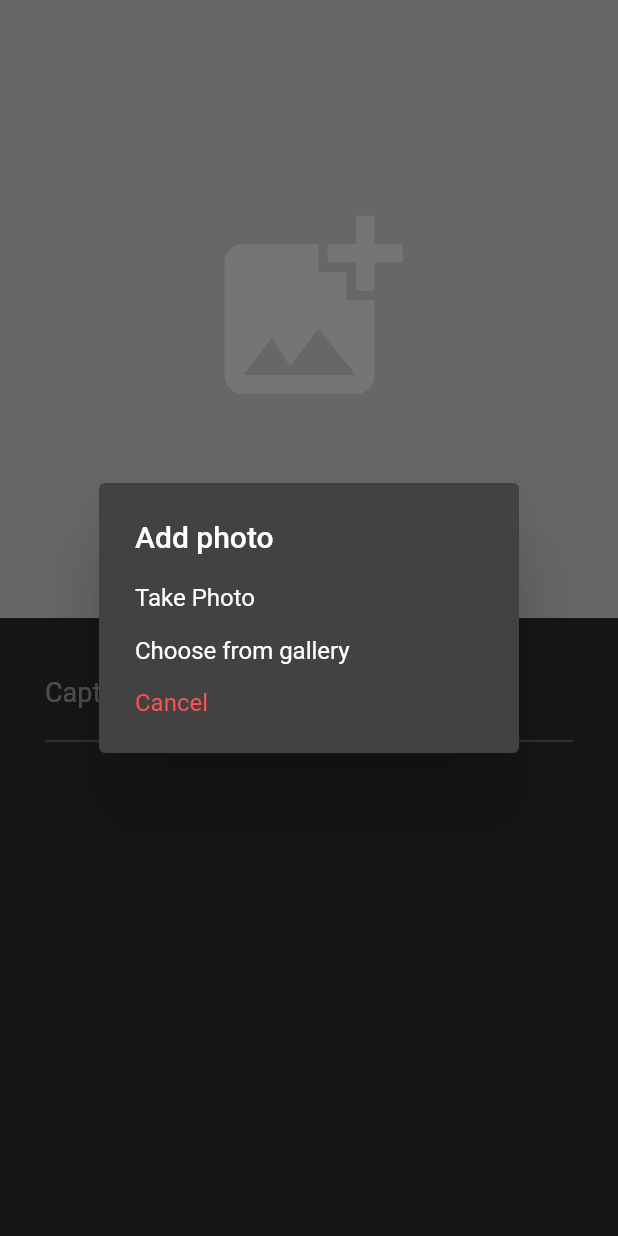
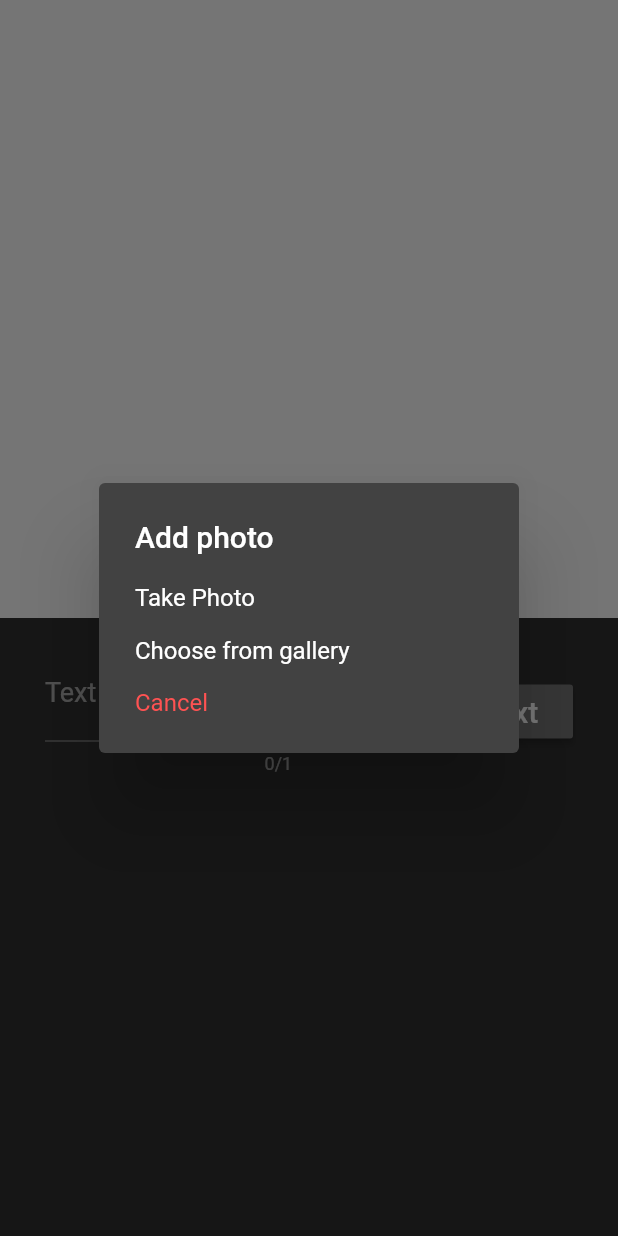
Before and after one commit to OmarDefaoui/MemeGenerator, a Flutter app: the PhotoGalleryScreen screen opened directly, after a tap on the "add photo alternate" icon, on a phone screen of 412 x 824 dp. Run offline on Flutter 3.47's test engine with Material 2 defaults, Android fonts, the phone set to English and light mode, and no system bars; our stand-ins replace cached_network_image, fancy_bottom_navigation, gallery_saver, image_cropper, image_picker, permission_handler and 2 more; missing offline and left inert: android_intent, esys_flutter_share, firebase_admob; accounts and stored records are empty; network calls fail.

Commit message:
Get PhotoGallery dcreen to work properly

```diff
--- a/lib/ui/screens/PhotoGalleryScreen.dart
+++ b/lib/ui/screens/PhotoGalleryScreen.dart
@@ -1,5 +1,12 @@
+import 'dart:io';
+
 import 'package:flutter/material.dart';
-import 'package:meme_generator/ui/widget/SelectImage.dart';
+import 'package:image_cropper/image_cropper.dart';
+import 'package:image_picker/image_picker.dart';
+import 'package:meme_generator/database/DBHelper.dart';
+import 'package:meme_generator/model/MemeModel.dart';
+import 'package:meme_generator/ui/screens/ImageCreatorScreen.dart';
+import 'package:provider/provider.dart';
 
 class PhotoGalleryScreen extends StatefulWidget {
   @override
@@ -7,12 +14,144 @@ class PhotoGalleryScreen extends StatefulWidget {
 }
 
 class _PhotoGalleryScreenState extends State<PhotoGalleryScreen> {
+  File _image;
+  TextEditingController _captionController = TextEditingController();
+
   @override
   Widget build(BuildContext context) {
+    final _width = MediaQuery.of(context).size.width;
+
     return Scaffold(
-      body: Center(
-        child: SelectImage(),
+      body: GestureDetector(
+        onTap: () => FocusScope.of(context).unfocus(),
+        child: SingleChildScrollView(
+          child: Container(
+            child: Column(
+              children: <Widget>[
+                GestureDetector(
+                  onTap: _showSelectImageDialog,
+                  child: Container(
+                    color: Colors.white,
+                    child: _image == null
+                        ? Container(
+                            height: _width,
+                            width: _width,
+                            child: Icon(
+                              Icons.add_photo_alternate,
+                              color: Colors.white,
+                              size: 150,
+                            ),
+                          )
+                        : Image(
+                            image: FileImage(_image),
+                            fit: BoxFit.cover,
+                          ),
+                  ),
+                ),
+                SizedBox(height: 20),
+                Padding(
+                  padding: const EdgeInsets.symmetric(horizontal: 30),
+                  child: Row(
+                    mainAxisAlignment: MainAxisAlignment.spaceBetween,
+                    children: <Widget>[
+                      Container(
+                        width: _width / 2.5,
+                        child: TextField(
+                          controller: _captionController,
+                          style: TextStyle(
+                            fontSize: 18,
+                          ),
+                          decoration: InputDecoration(
+                            labelText: 'Text box number',
+                          ),
+                          maxLength: 1,
+                          maxLines: 1,
+                          keyboardType: TextInputType.number,
+                        ),
+                      ),
+                      RaisedButton(
+                        onPressed: _editImage,
+                        child: const Text(
+                          'Next',
+                          style: TextStyle(fontSize: 20),
+                        ),
+                      ),
+                    ],
+                  ),
+                ),
+              ],
+            ),
+          ),
+        ),
       ),
     );
   }
+
+  _showSelectImageDialog() {
+    return showDialog(
+      context: context,
+      builder: (context) {
+        return SimpleDialog(
+          title: Text('Add photo'),
+          children: <Widget>[
+            SimpleDialogOption(
+              child: Text('Take Photo'),
+              onPressed: () => _handleImage(ImageSource.camera),
+            ),
+            SimpleDialogOption(
+              child: Text('Choose from gallery'),
+              onPressed: () => _handleImage(ImageSource.gallery),
+            ),
+            SimpleDialogOption(
+              child: Text('Cancel', style: TextStyle(color: Colors.redAccent)),
+              onPressed: () => Navigator.pop(context, false),
+            ),
+          ],
+        );
+      },
+    );
+  }
+
+  _handleImage(ImageSource source) async {
+    Navigator.of(context, rootNavigator: true).pop();
+    File imageFile = await ImagePicker.pickImage(source: source);
+
+    if (imageFile != null) {
+      imageFile = await _cropImage(imageFile);
+      setState(() {
+        _image = imageFile;
+      });
+    }
+  }
+
+  _cropImage(File imageFile) async {
+    File croppedImage = await ImageCropper.cropImage(
+      sourcePath: imageFile.path,
+    );
+
+    return croppedImage;
+  }
+
+  _editImage() {
+    try {
+      int number = int.parse(_captionController.text);
+      if (number.toString().isEmpty ||
+          number > 9 ||
+          number < 1 ||
+          _image == null) return;
+
+      FocusScope.of(context).unfocus();
+      MemeModel memeModel = MemeModel(url: _image.path, boxCount: number);
+      Navigator.of(context).push(
+        MaterialPageRoute(
+          builder: (context) => ChangeNotifierProvider<DBHelper>(
+            create: (context) => DBHelper(),
+            child: ImageCreatorScreen(memeModel: memeModel),
+          ),
+        ),
+      );
+    } catch (e) {
+      print(e.toString());
+    }
+  }
 }
--- a/lib/ui/widget/SelectImage.dart
+++ /dev/null
@@ -1,133 +0,0 @@
-import 'dart:io';
-
-import 'package:flutter/material.dart';
-import 'package:image_cropper/image_cropper.dart';
-import 'package:image_picker/image_picker.dart';
-
-class SelectImage extends StatefulWidget {
-  @override
-  _SelectImageState createState() => _SelectImageState();
-}
-
-class _SelectImageState extends State<SelectImage> {
-  File _image;
-  TextEditingController _captionController = TextEditingController();
-  String _caption = '';
-  bool _isCapturing = false;
-
-  @override
-  Widget build(BuildContext context) {
-    final _width = MediaQuery.of(context).size.width;
-    final _height = MediaQuery.of(context).size.height;
-
-    return Scaffold(
-      body: GestureDetector(
-        onTap: () => FocusScope.of(context).unfocus(),
-        child: SingleChildScrollView(
-          child: Container(
-            child: Column(
-              children: <Widget>[
-                _isCapturing
-                    ? Padding(
-                        padding: const EdgeInsets.only(bottom: 6),
-                        child: LinearProgressIndicator(
-                          backgroundColor: Colors.blue.shade200,
-                          valueColor: AlwaysStoppedAnimation(Colors.blue),
-                        ),
-                      )
-                    : SizedBox.shrink(),
-                GestureDetector(
-                  onTap: _showSelectImageDialog,
-                  child: Container(
-                    height: _width,
-                    width: _width,
-                    color: Colors.grey.shade300,
-                    child: _image == null
-                        ? Icon(
-                            Icons.add_photo_alternate,
-                            color: Colors.white,
-                            size: 150,
-                          )
-                        : Image(
-                            image: FileImage(_image),
-                            fit: BoxFit.cover,
-                          ),
-                  ),
-                ),
-                SizedBox(height: 20),
-                Padding(
-                  padding: const EdgeInsets.symmetric(horizontal: 30),
-                  child: TextField(
-                    controller: _captionController,
-                    style: TextStyle(
-                      fontSize: 18,
-                    ),
-                    decoration: InputDecoration(
-                      labelText: 'Caption',
-                    ),
-                    onChanged: (input) => _caption = input,
-                  ),
-                ),
-              ],
-            ),
-          ),
-        ),
-      ),
-    );
-  }
-
-  _showSelectImageDialog() {
-    return showDialog(
-      context: context,
-      builder: (context) {
-        return SimpleDialog(
-          title: Text('Add photo'),
-          children: <Widget>[
-            SimpleDialogOption(
-              child: Text('Take Photo'),
-              onPressed: () => _handleImage(ImageSource.camera),
-            ),
-            SimpleDialogOption(
-              child: Text('Choose from gallery'),
-              onPressed: () => _handleImage(ImageSource.gallery),
-            ),
-            SimpleDialogOption(
-              child: Text('Cancel', style: TextStyle(color: Colors.redAccent)),
-              onPressed: () => Navigator.pop(context, false),
-            ),
-          ],
-        );
-      },
-    );
-  }
-
-  _handleImage(ImageSource source) async {
-    Navigator.of(context, rootNavigator: true).pop();
-    File imageFile = await ImagePicker.pickImage(source: source);
-
-    if (imageFile != null) {
-      imageFile = await _cropImage(imageFile);
-      setState(() {
-        _image = imageFile;
-      });
-    }
-  }
-
-  _cropImage(File imageFile) async {
-    File croppedImage = await ImageCropper.cropImage(
-      sourcePath: imageFile.path,
-      aspectRatio: CropAspectRatio(ratioX: 1, ratioY: 1),
-    );
-
-    return croppedImage;
-  }
-
-  _getScreenChot() async {
-    if (!_isCapturing && _image != null) {
-      _isCapturing = true;
-
-      //take screenchot and return image
-      _isCapturing = false;
-    }
-  }
-}
```
Also changed, not shown: lib/ui/screens/ImageCreatorScreen.dart (+16 -8 lines), lib/ui/widget/FullScreenMeme.dart (+8 -1 lines).
